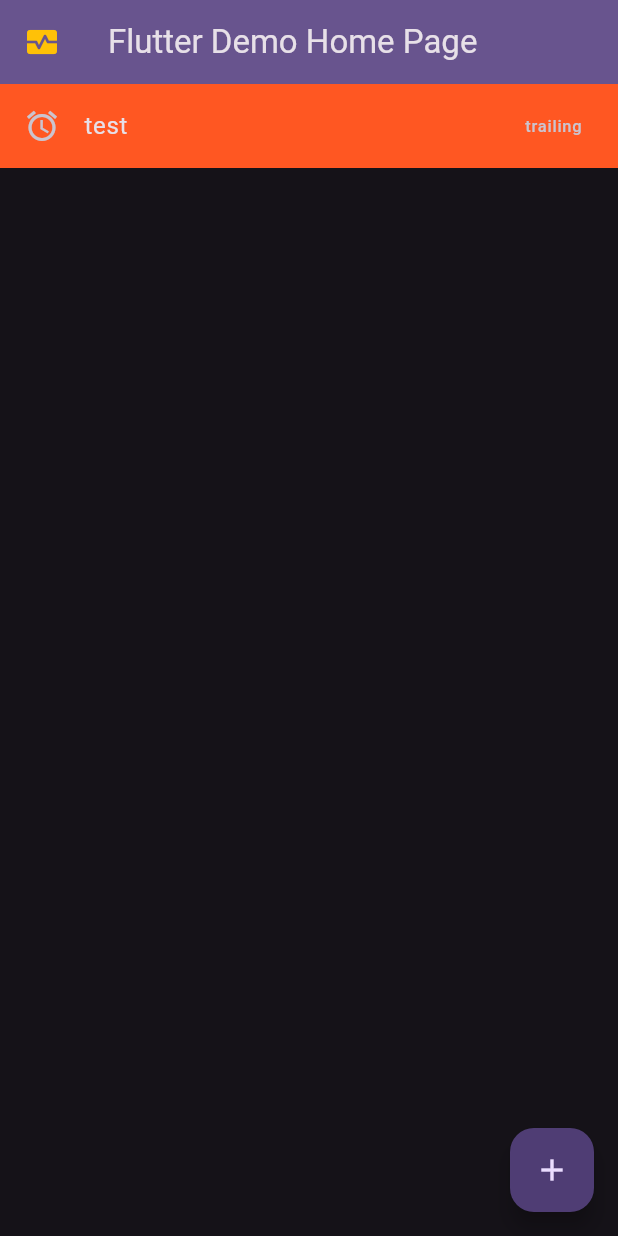
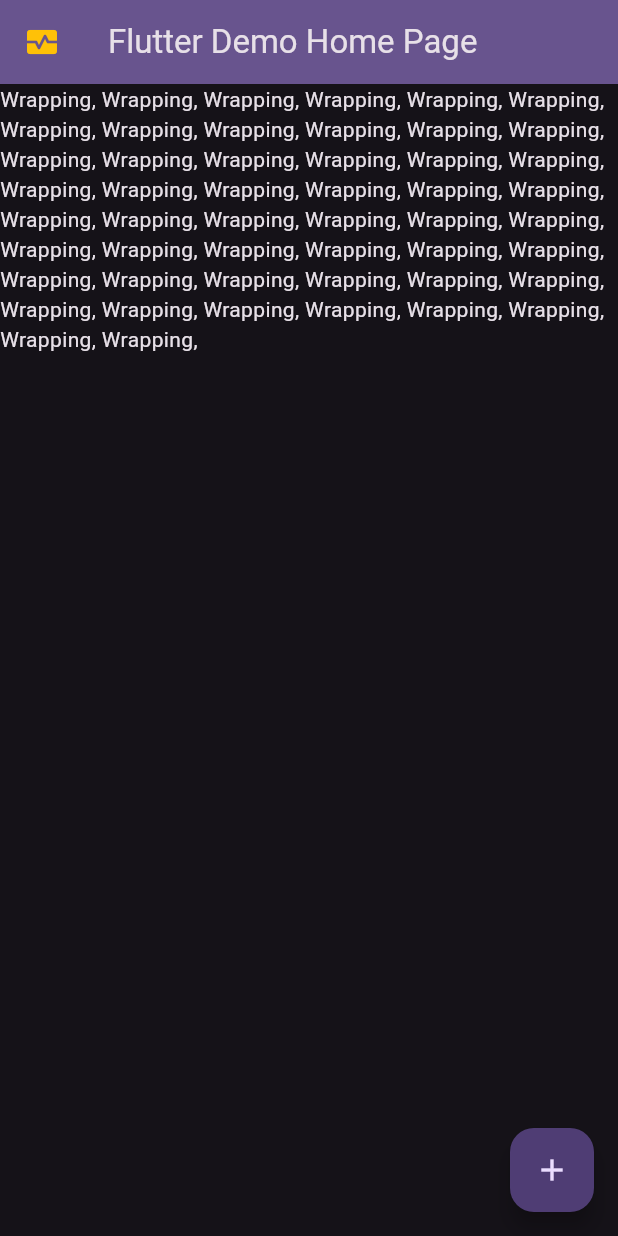
Before and after one commit to nudriin/flutter-exercise, a Flutter app: the screen it shows after launch, on a phone screen of 412 x 824 dp. Run offline on Flutter 3.47's test engine with Material 3 defaults, Android fonts, the phone set to English and light mode, and no system bars; missing offline and left inert: dart:ffi.

Commit message:
ep12: wrap

```diff
--- a/lib/main.dart
+++ b/lib/main.dart
@@ -109,15 +109,9 @@ class _MyHomePageState extends State<MyHomePage> {
           color: Colors.amber,
         ),
       ),
-      body: Stack(
+      body: Wrap(
         children: [
-          ListTile(
-            leading: const Icon(Icons.access_alarm),
-            tileColor: Colors.deepOrange,
-            title: const Text("test"),
-            trailing: const Text("trailing"),
-            onTap: () => print("Tapped"),
-          ),
+          Text("Wrapping, " * 50),
         ],
       ),
       floatingActionButton: FloatingActionButton(
```
